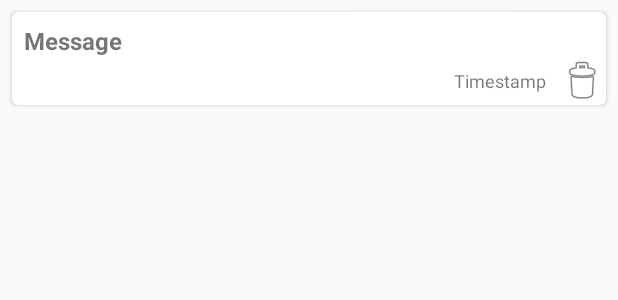
After one commit to Sankha91/DaggerDemo, an Android app: the layout view_row_item.xml on its own in the app's theme, with its tools: preview values and no code run, on a phone screen of 412 x 824 dp. The commit adds this screen. Shown: the top 300 px of the screen. Run offline under Robolectric (Android 15) with nearby library versions, the phone set to English and light mode, and no system bars.

Commit message:
Fetching from RoomDb using Dagger2.

```diff
--- a/daggerdemo2/src/main/java/com/sankha/daggerdemo2/db/WordEntity.kt
+++ b/daggerdemo2/src/main/java/com/sankha/daggerdemo2/db/WordEntity.kt
@@ -1,8 +1,9 @@
 package com.sankha.daggerdemo2.db
 
+import androidx.room.ColumnInfo
 import androidx.room.Entity
 import androidx.room.PrimaryKey
 import java.text.SimpleDateFormat
 
 @Entity(tableName = "WordTable")
-data class WordEntity(val message : String = "", @PrimaryKey val timeStamp : String = "")
+data class WordEntity(@ColumnInfo(name="message") val message : String = "", @PrimaryKey @ColumnInfo(name = "timestamp") val timeStamp : String = "")
--- a/daggerdemo2/src/main/java/com/sankha/daggerdemo2/di/PostLoginComponent.kt
+++ b/daggerdemo2/src/main/java/com/sankha/daggerdemo2/di/PostLoginComponent.kt
@@ -1,6 +1,7 @@
 package com.sankha.daggerdemo2.di
 
 import androidx.appcompat.app.AppCompatActivity
+import com.sankha.daggerdemo2.ViewActivity
 import com.sankha.daggerdemo2.dashboard.view.DashboardActivity
 import dagger.BindsInstance
 import dagger.Subcomponent
@@ -8,6 +9,7 @@ import dagger.Subcomponent
 @Subcomponent (modules = arrayOf(PostLoginModule::class))
 interface PostLoginComponent {
     fun injectDashboardActivity(dashboardActivity: DashboardActivity)
+    fun injectViewActivity(viewActivity: ViewActivity)
 
     @Subcomponent.Builder
     interface Builder{
--- a/daggerdemo2/src/main/java/com/sankha/daggerdemo2/di/PreLoginModule.kt
+++ b/daggerdemo2/src/main/java/com/sankha/daggerdemo2/di/PreLoginModule.kt
@@ -30,6 +30,7 @@ class PreLoginModule {
     fun provideLoginIntent(appCompatActivity: AppCompatActivity) : Intent {
         return Intent(appCompatActivity, DashboardActivity::class.java)
     }
+
     @Provides
     fun provideTimer() : Timer{
          return Timer()
--- /dev/null
+++ b/daggerdemo2/src/main/res/layout/view_row_item.xml
@@ -0,0 +1,51 @@
+<?xml version="1.0" encoding="utf-8"?>
+
+<androidx.cardview.widget.CardView xmlns:android="http://schemas.android.com/apk/res/android"
+    xmlns:app="http://schemas.android.com/apk/res-auto"
+    android:orientation="vertical"
+    android:layout_width="match_parent"
+    android:layout_height="wrap_content"
+    android:elevation="4dp"
+    app:cardCornerRadius="4dp"
+    android:layout_margin="8dp"
+    >
+<androidx.constraintlayout.widget.ConstraintLayout xmlns:android="http://schemas.android.com/apk/res/android"
+    xmlns:app="http://schemas.android.com/apk/res-auto"
+    android:orientation="vertical"
+    android:layout_width="match_parent"
+    android:layout_height="wrap_content"
+    >
+
+    <androidx.appcompat.widget.AppCompatTextView
+        android:layout_width="match_parent"
+        android:layout_height="wrap_content"
+        android:text="Message"
+        android:textSize="16sp"
+        android:layout_margin="8dp"
+        android:id="@+id/tvMsg"
+        android:textStyle="bold"
+        app:layout_constraintTop_toTopOf="parent"
+        />
+
+    <androidx.appcompat.widget.AppCompatTextView
+        android:layout_width="wrap_content"
+        android:layout_height="0dp"
+        android:text="Timestamp"
+        android:textSize="12sp"
+       android:layout_marginEnd="8dp"
+        android:layout_marginBottom="8dp"
+        android:id="@+id/tvTimestamp"
+        app:layout_constraintRight_toLeftOf="@+id/imgvwDelete"
+        app:layout_constraintBottom_toBottomOf="parent"
+        />
+
+    <androidx.appcompat.widget.AppCompatImageView
+        android:layout_width="wrap_content"
+        android:layout_height="wrap_content"
+        android:id="@+id/imgvwDelete"
+        android:background="@android:drawable/ic_menu_delete"
+        app:layout_constraintRight_toRightOf="parent"
+        app:layout_constraintTop_toBottomOf="@+id/tvMsg"
+        />
+</androidx.constraintlayout.widget.ConstraintLayout>
+</androidx.cardview.widget.CardView>
--- /dev/null
+++ b/daggerdemo2/src/main/res/values/dimens.xml
@@ -0,0 +1,3 @@
+<resources>
+    <dimen name="fab_margin">16dp</dimen>
+</resources>
--- a/daggerdemo2/src/main/res/values/strings.xml
+++ b/daggerdemo2/src/main/res/values/strings.xml
@@ -1,3 +1,4 @@
 <resources>
     <string name="app_name">DaggerDemo</string>
+    <string name="title_activity_view">ViewActivity</string>
 </resources>
```
Also changed, not shown: daggerdemo2/build.gradle (+8 -0 lines), daggerdemo2/src/main/AndroidManifest.xml (+8 -6 lines), daggerdemo2/src/main/java/com/sankha/daggerdemo2/ViewActivity.kt (added, +57 -0 lines), daggerdemo2/src/main/java/com/sankha/daggerdemo2/ViewListAdapter.kt (added, +38 -0 lines), daggerdemo2/src/main/java/com/sankha/daggerdemo2/dashboard/view/DashboardActivity.kt (+9 -0 lines), daggerdemo2/src/main/java/com/sankha/daggerdemo2/dashboard/viewmodel/DashboardRepository.kt (+9 -1 lines), daggerdemo2/src/main/java/com/sankha/daggerdemo2/dashboard/viewmodel/DashboardViewModel.kt (+32 -2 lines), daggerdemo2/src/main/java/com/sankha/daggerdemo2/db/WordDao.kt (+9 -0 lines), daggerdemo2/src/main/java/com/sankha/daggerdemo2/di/PostLoginModule.kt (+17 -0 lines), daggerdemo2/src/main/res/layout/activity_view.xml (added, +49 -0 lines), daggerdemo2/src/main/res/values/styles.xml (+9 -0 lines).
